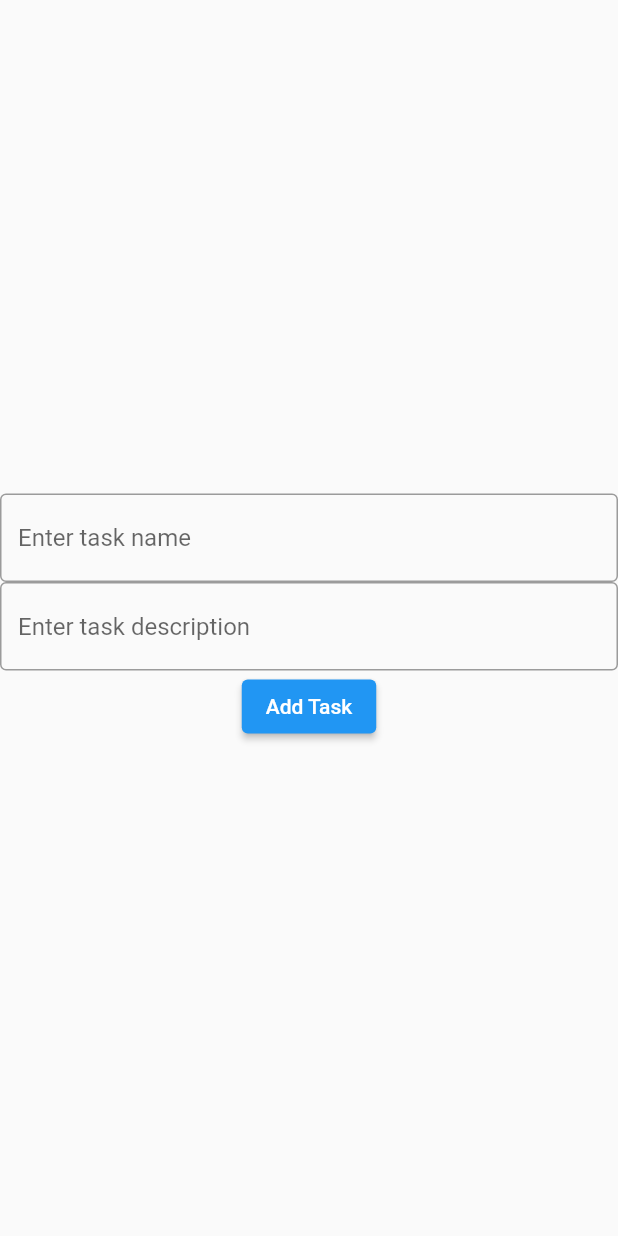
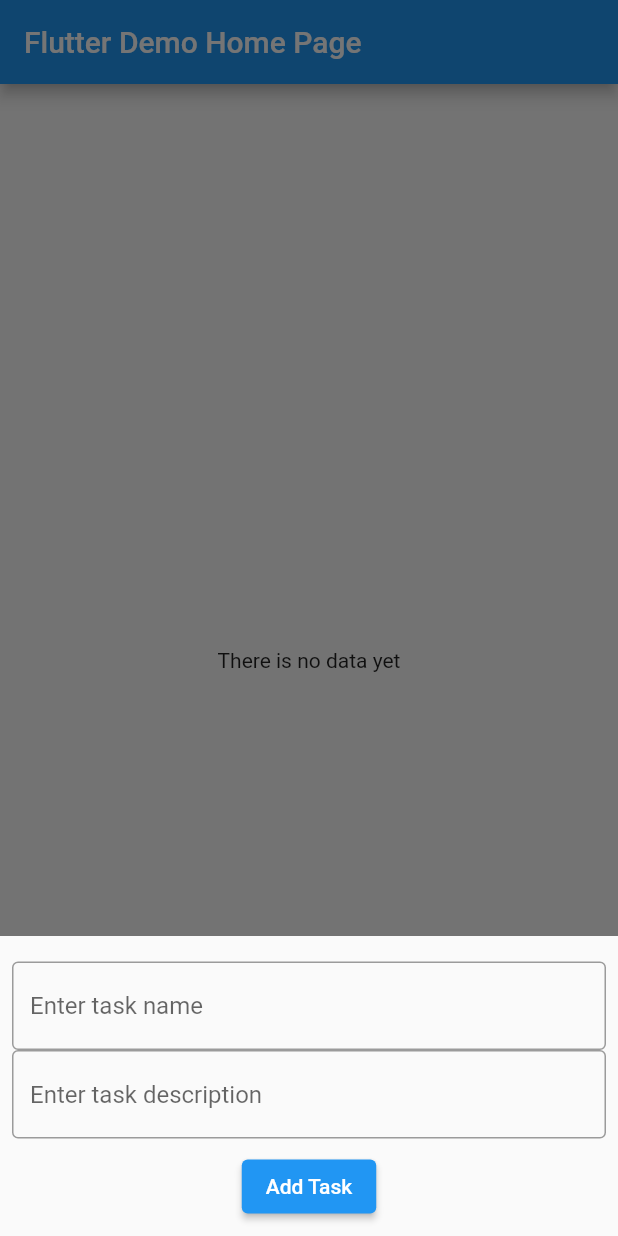
Before and after one commit to Shihabagent47/todo_app, a Flutter app: the screen it shows after launch, after a tap on the "add" icon, on a phone screen of 412 x 824 dp. Run offline on Flutter 3.47's test engine with Material 2 defaults, Android fonts, the phone set to English and light mode, and no system bars; our stand-ins replace audioplayers, sqflite; accounts and stored records are empty.

```diff
--- a/lib/Screens/task_add.dart
+++ /dev/null
@@ -1,40 +0,0 @@
-import 'package:flutter/material.dart';
-import 'package:todo_list/detabase_helper/database_helper.dart';
-import 'package:todo_list/taskmodel/task_model.dart';
-class TaskAdd extends StatefulWidget {
-  const TaskAdd({Key? key}) : super(key: key);
-
-  @override
-  State<TaskAdd> createState() => _TaskAddState();
-}
-
-
-class _TaskAddState extends State<TaskAdd> {
-  final nameController= TextEditingController();
-  final descriptController= TextEditingController();
-
-  @override
-  Widget build(BuildContext context) {
-    return Scaffold(
-      body: Column(
-        mainAxisAlignment: MainAxisAlignment.center,
-        children: [
-
-        TextField(decoration: InputDecoration(border: OutlineInputBorder(),hintText: "Enter task name"),controller: nameController,),
-        TextField(decoration: InputDecoration(border: OutlineInputBorder(),hintText: "Enter task description"),controller:descriptController,),
-        ElevatedButton(onPressed: (){
-          addTask();
-          setState((){
-            nameController.clear();
-            descriptController.clear();
-          });
-          Navigator.pop(context);
-        }, child: Text("Add Task"))
-      ],),
-    );
-  }
-
-  void addTask() async{
-  await DatabaseHelper.instance.add(TaskModel(name: nameController.text, description: descriptController.text));
-}
-}
--- a/lib/Screens/task_list.dart
+++ b/lib/Screens/task_list.dart
@@ -1,12 +1,10 @@
+import 'package:audioplayers/audioplayers.dart';
 import 'package:flutter/material.dart';
-import 'package:todo_list/Screens/task_add.dart';
 import 'package:todo_list/detabase_helper/database_helper.dart';
 import 'package:todo_list/taskmodel/task_model.dart';
 
 class TaskList extends StatefulWidget {
-
   const TaskList({Key? key, required this.title}) : super(key: key);
-
 
   final String title;
   @override
@@ -14,37 +12,143 @@ class TaskList extends StatefulWidget {
 }
 
 class _TaskListState extends State<TaskList> {
+  bool isChecked = false;
+  int? selectedId;
+  final nameController = TextEditingController();
+  final descriptController = TextEditingController();
+   final player=AudioPlayer();
   @override
   Widget build(BuildContext context) {
     return Scaffold(
       appBar: AppBar(
-
         title: Text(widget.title),
       ),
       body: Center(
         child: FutureBuilder<List<TaskModel>>(
           future: DatabaseHelper.instance.getTask(),
-          builder: (BuildContext context,AsyncSnapshot<List<TaskModel>> snapshot){
-            if(!snapshot.hasData){
-              return Center(child: Text("Loading"),);
+          builder:
+              (BuildContext context, AsyncSnapshot<List<TaskModel>> snapshot) {
+            if (!snapshot.hasData) {
+              return const Center(
+                child: Text("Loading"),
+              );
             }
-           return snapshot.data!.isEmpty?Center(child:Text("There is no data yet"))
-               :
-           ListView(children: snapshot.data!.map((data) => Center(child: ListTile(title: Text(data.name),subtitle: Text(data.description),),)).toList(),);
-            }
-          ,
+            return snapshot.data!.isEmpty
+                ? const Center(child: Text("There is no data yet"))
+                : ListView(
+                    children: snapshot.data!
+                        .map((data) => Center(
+                              child: Padding(
+                                padding: const EdgeInsets.all(8.0),
+                                child: Card(
+                                    child: ListTile(
+                                  title:data.complete==1?Text(data.name, style:  TextStyle(
+                                      decoration: TextDecoration.lineThrough
+                                  )):Text(data.name),
+                                  subtitle: Text(data.description),
+                                  trailing: Checkbox(
+                                    checkColor: Colors.white,
+                                    value:isChecked= data.complete==0?false:true,
+
+                                    onChanged: (bool? value) {
+                                      setState(() {
+
+                                     if(data.complete==0) {
+                                       player.play(AssetSource('done.mp3'));
+                                       DatabaseHelper.instance.update(TaskModel(
+                                           id: data.id,
+                                           name: data.name,
+                                           description: data.description,
+                                           complete: 1));
+                                     }
+                                     else{
+                                       DatabaseHelper.instance.update(TaskModel(id:data.id,name: data.name, description: data.description, complete: 0));
+
+                                     }
+
+                                      });
+                                    },
+                                  ),
+                                      onLongPress:() {setState((){DatabaseHelper.instance.remove(data.id!);});},
+                                      onTap: (){
+                                    setState((){
+                                      nameController.text=data.name;
+                                      descriptController.text=data.description;
+                                      selectedId=data.id;
+                                      modalSheet();
+                                    });
+                                },
+                                )),
+                              ),
+                            ))
+                        .toList(),
+                  );
+          },
         ),
       ),
       floatingActionButton: FloatingActionButton(
-        onPressed: nextPage,
+        onPressed: modalSheet,
         tooltip: 'Increment',
         child: const Icon(Icons.add),
       ), // This trailing comma makes auto-formatting nicer for build methods.
     );
+  }
 
+  void addTask() async {
+    selectedId!=null?await DatabaseHelper.instance.update(TaskModel(id:selectedId,name: nameController.text, description: descriptController.text,complete: 0)):
+    await DatabaseHelper.instance.add(TaskModel(
+        name: nameController.text, description: descriptController.text,complete:0));
+  }
 
+  void modalSheet() {
+    showModalBottomSheet<void>(
+      isScrollControlled: true,
+      context: context,
+      builder: (BuildContext context) {
+        return Padding(
+          padding: MediaQuery.of(context).viewInsets,
+          child: Container(
+            height: 200,
+
+            child: Center(
+              child: Column(
+                mainAxisAlignment: MainAxisAlignment.center,
+                children: [
+               Padding(
+                 padding: const EdgeInsets.all(8.0),
+                 child: Column(children: [   TextField(
+                   decoration: const InputDecoration(
+                       border: OutlineInputBorder(),
+                       hintText: "Enter task name"),
+                   controller: nameController,
+                 ),
+                   TextField(
+                     decoration: const InputDecoration(
+                         border: OutlineInputBorder(),
+                         hintText: "Enter task description"),
+                     controller: descriptController,
+                   ),],),
+               ),
+                  ElevatedButton(
+                      onPressed: () {
+                         player.play(AssetSource('upload.mp3'));
+                        setState(() {
+                          addTask();
+                          nameController.clear();
+                          descriptController.clear();
+                          selectedId=null;
+                        });
+                        Navigator.pop(context);
+                      },
+                      child: Text("Add Task"))
+                ],
+              ),
+            ),
+          ),
+        );
+      },
+    );
+
+    // Navigator.push(context,  MaterialPageRoute(builder: (context) => const TaskAdd()),);
   }
-  void nextPage(){
-    Navigator.push(context,  MaterialPageRoute(builder: (context) => const TaskAdd()),);
 }
-}
--- a/lib/detabase_helper/database_helper.dart
+++ b/lib/detabase_helper/database_helper.dart
@@ -21,7 +21,7 @@ class DatabaseHelper{
  }
 //creates a database
 Future _oncreate(Database db,int version) async {
-   await db.execute('''CREATE TABLE task(it INTEGER PRIMARY KEY,name TEXT,description TEXT)''');
+   await db.execute('''CREATE TABLE task(id INTEGER PRIMARY KEY,name TEXT,description TEXT,complete INTEGER)''');
 }
 
 // Read the data base
@@ -39,4 +39,15 @@ Future<int>add(TaskModel task) async {
    return await db.insert("task", task.toMap());
 }
 
+Future<int> remove (int id) async{
+   Database db= await instance.database;
+   return await db.delete("task",where: 'id = ?',whereArgs:[id]);
 }
+
+Future<int> update (TaskModel task) async{
+   Database db= await instance.database;
+   return await db.update('task', task.toMap(),
+   where: 'id= ?',whereArgs: [task.id]);
+}
+
+}
--- a/lib/main.dart
+++ b/lib/main.dart
@@ -19,7 +19,7 @@ class MyApp extends StatelessWidget {
 
         primarySwatch: Colors.blue,
       ),
-      home: const TaskList(title: 'Flutter Demo Home Page'),
+      home:  TaskList(title: 'Flutter Demo Home Page'),
     );
   }
 }
--- a/lib/taskmodel/task_model.dart
+++ b/lib/taskmodel/task_model.dart
@@ -4,14 +4,16 @@ class TaskModel{
   int? id;
   final String name;
   final String description;
+  final int complete;
 
-  TaskModel({this.id,required this.name,required this.description});
-  factory TaskModel.fromMap(Map<String,dynamic> jason) => TaskModel(id:jason["id"],name: jason["name"], description: jason["description"]);
+  TaskModel({this.id,required this.name,required this.description,required this.complete});
+  factory TaskModel.fromMap(Map<String,dynamic> jason) => TaskModel(id:jason["id"],name: jason["name"], description: jason["description"],complete: jason["complete"]);
   Map<String, dynamic> toMap(){
     return{
       "id":id,
       "name":name,
-      "description":description
+      "description":description,
+      "complete":complete
     };
 
   }
```
Also changed, not shown: pubspec.yaml (+5 -9 lines), pubspec.lock, 2 other files.
